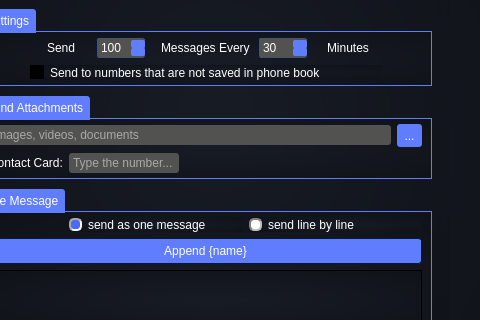
Qt form untitled.ui (thelordahmed/Whatsapp-bulk-sender) before a commit; both pictures show x 296 to 776 and y 192 to 512 of the 776 by 694 pixel window.
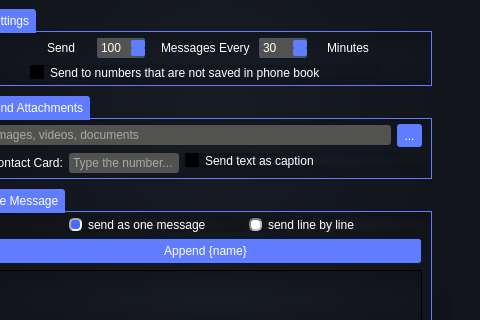
The same form after that commit. Icons and pictures are not drawn.

Commit message: added sending text as caption with the image

Diff of the .ui file:
```diff
--- a/untitled.ui
+++ b/untitled.ui
@@ -1906,6 +1906,13 @@
                   </item>
                  </layout>
                 </item>
+                <item row="1" column="1">
+                 <widget class="QCheckBox" name="caption">
+                  <property name="text">
+                   <string>Send text as caption</string>
+                  </property>
+                 </widget>
+                </item>
                </layout>
               </widget>
              </item>
```
The commit also changes 3 other files.
